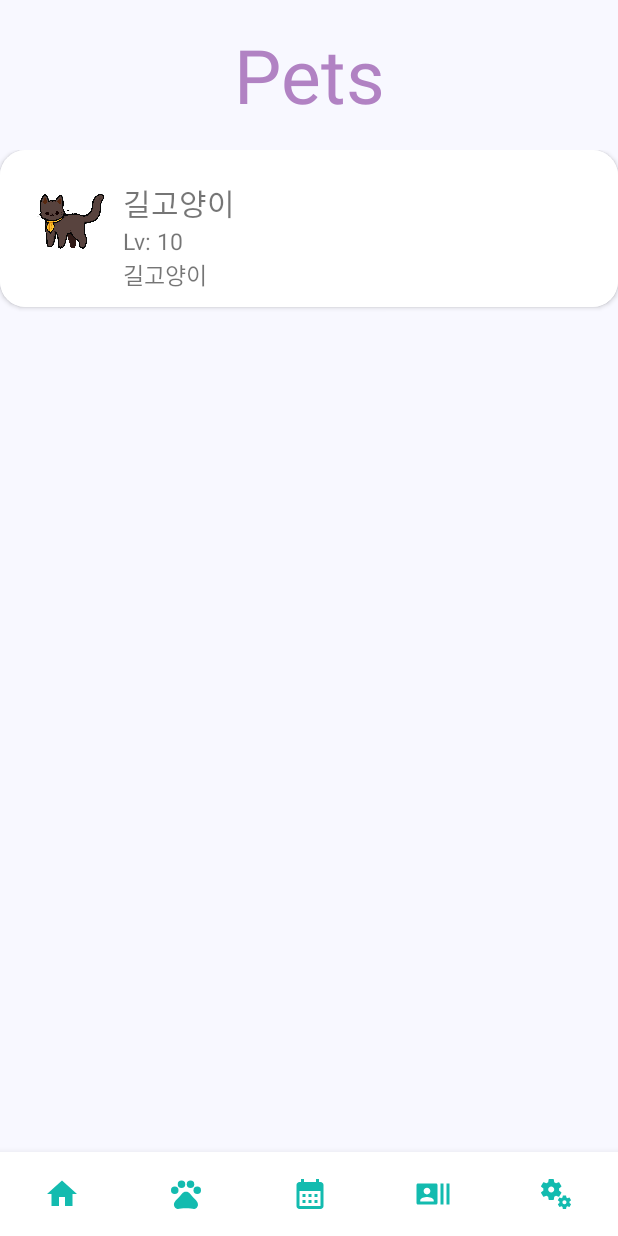
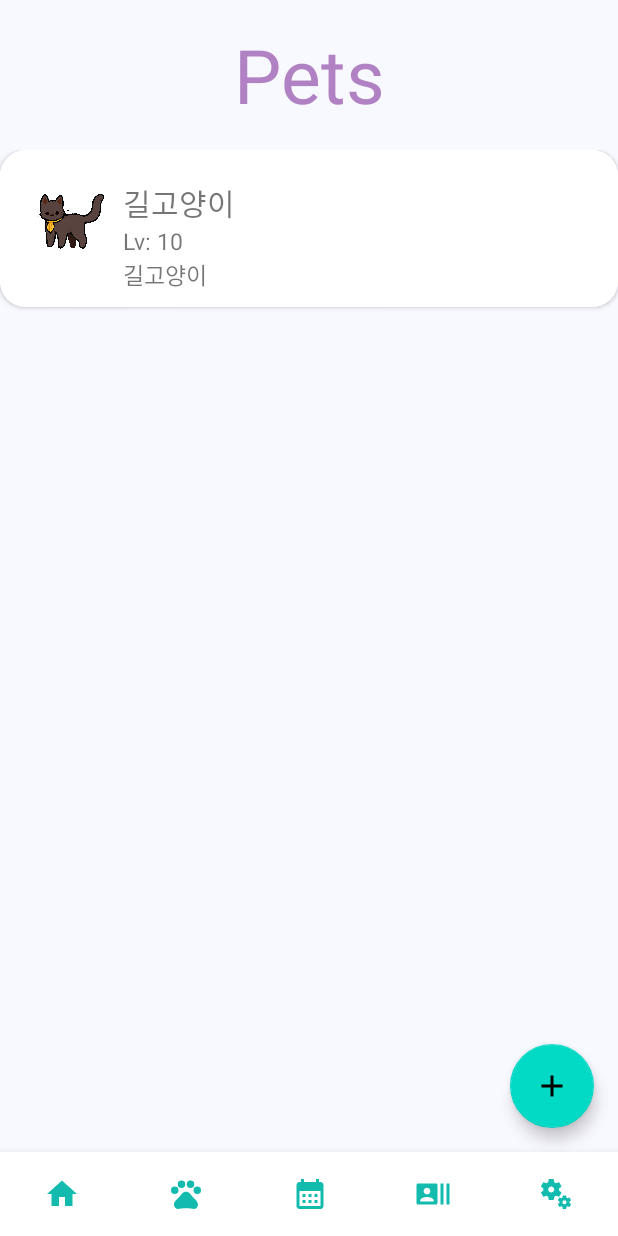
Before and after one commit to Insiro/life_pet_client, an Android app: the pet_info screen opened directly, with no data from a screen before it, on a phone screen of 412 x 824 dp. Run offline under Robolectric (Android 15) with nearby library versions, the phone set to English and light mode, and no system bars.

Commit message:
add pet popup

```diff
--- a/app/src/main/AndroidManifest.xml
+++ b/app/src/main/AndroidManifest.xml
@@ -9,6 +9,8 @@
         android:roundIcon="@mipmap/ic_launcher_round"
         android:supportsRtl="true"
         android:theme="@style/Theme.LifePet">
+        <activity
+            android:name=".pet.Popup" android:theme="@android:style/Theme.Dialog"/>
         <activity
             android:name=".MainActivity"
             android:exported="true">
@@ -28,7 +30,7 @@
         <activity android:name=".Settings" />
         <activity android:name=".ScheduleActivity" />
         <activity android:name=".pet.PetDetail" />
-        <activity android:name=".DashBoard"/>
+        <activity android:name=".DashBoard" />
     </application>
 
 </manifest>
--- a/app/src/main/java/com/insiro/lifepet/pet/pet_info.java
+++ b/app/src/main/java/com/insiro/lifepet/pet/pet_info.java
@@ -3,6 +3,7 @@ package com.insiro.lifepet.pet;
 import androidx.activity.result.ActivityResult;
 import androidx.activity.result.ActivityResultLauncher;
 import androidx.activity.result.contract.ActivityResultContracts;
+import androidx.annotation.Nullable;
 import androidx.appcompat.app.AppCompatActivity;
 
 import android.content.Intent;
@@ -14,6 +15,7 @@ import android.widget.GridView;
 import android.widget.ListView;
 
 import com.google.android.material.bottomnavigation.BottomNavigationView;
+import com.google.android.material.floatingactionbutton.FloatingActionButton;
 import com.insiro.lifepet.DashBoard;
 import com.insiro.lifepet.NavigationBar;
 import com.insiro.lifepet.R;
@@ -42,13 +44,21 @@ public class pet_info extends AppCompatActivity {
     ArrayList<pet_data> petInfoList;
     ArrayList<Pet> pet;
     BottomNavigationView bottomNavigationView;
+    FloatingActionButton floatingActionButton;
     @Override
     protected void onCreate(Bundle savedInstanceState) {
         super.onCreate(savedInstanceState);
         setContentView(R.layout.activity_pet_info);
-        this.addData();
         this.getQueryData();
         GridView petList=findViewById(R.id.pet_info_petlist);
+        floatingActionButton=findViewById(R.id.pet_info_floating_btn);
+        floatingActionButton.setOnClickListener(new View.OnClickListener() {
+            @Override
+            public void onClick(View v) {
+                Intent intent= new Intent(getApplicationContext(),Popup.class);
+                startActivityForResult(intent,1);
+            }
+        });
         pet_adapter pAdapter= new pet_adapter();
         pAdapter.addItem(new pet_data(0,"길고양이","길고양이",
                 0,0,10));
@@ -94,11 +104,11 @@ public class pet_info extends AppCompatActivity {
         );
         intentLauncher.launch(intent);
     }
-    public void addData(){
+    public void addData(String petName){
         QueryBundleBuilder Builder = new QueryBundleBuilder();
         Query load_request = new Query(Field.Pets, Action.Activate, 0);
         Query requestDataQuery = new Query(Field.Pets, Action.Add, 0);
-        Pet pet = new Pet("0", "나비", "코리안숏헤어", 0, 0, 1);
+        Pet pet = new Pet("0", petName, "코리안숏헤어", 0, 0, 1);
         QueryData newData = new QueryData(pet, Field.Pets, false);
         Builder.addQuery(load_request, null);
         Builder.addQuery(requestDataQuery, newData);
@@ -117,4 +127,15 @@ public class pet_info extends AppCompatActivity {
         QueryData resData= queryBundleReader.getData(true);
         pet = (ArrayList<Pet>) resData.getData();
     }
+
+    @Override
+    protected void onActivityResult(int requestCode, int resultCode, @Nullable Intent data) {
+        super.onActivityResult(requestCode, resultCode, data);
+        if(requestCode==1){
+            if (resultCode==RESULT_OK){
+                String petName=data.getStringExtra("name");
+                addData(petName);
+            }
+        }
+    }
 }
--- a/app/src/main/res/layout/activity_pet_info.xml
+++ b/app/src/main/res/layout/activity_pet_info.xml
@@ -27,6 +27,19 @@
         app:layout_constraintBottom_toTopOf="@id/navigation"
         app:layout_constraintTop_toBottomOf="@id/header" />
 
+    <com.google.android.material.floatingactionbutton.FloatingActionButton
+        android:layout_width="wrap_content"
+        android:layout_height="wrap_content"
+        android:id="@+id/pet_info_floating_btn"
+        app:layout_constraintBottom_toTopOf="@+id/navigation"
+        app:layout_constraintRight_toRightOf="parent"
+        android:layout_margin="16dp"
+        app:fabSize="normal"
+        app:elevation="6dp"
+        android:src="@drawable/ic_baseline_add_24">
+
+    </com.google.android.material.floatingactionbutton.FloatingActionButton>
+
     <com.google.android.material.bottomnavigation.BottomNavigationView
         android:id="@+id/navigation"
         android:layout_width="match_parent"
```
Also changed, not shown: app/src/main/java/com/insiro/lifepet/pet/Popup.java (added, +40 -0 lines), app/src/main/res/layout/activity_popup.xml (added, +30 -0 lines), app/src/main/res/layout/floating_button.xml (+8 -5 lines), app/src/main/res/values/strings.xml (line endings or trailing spaces).
